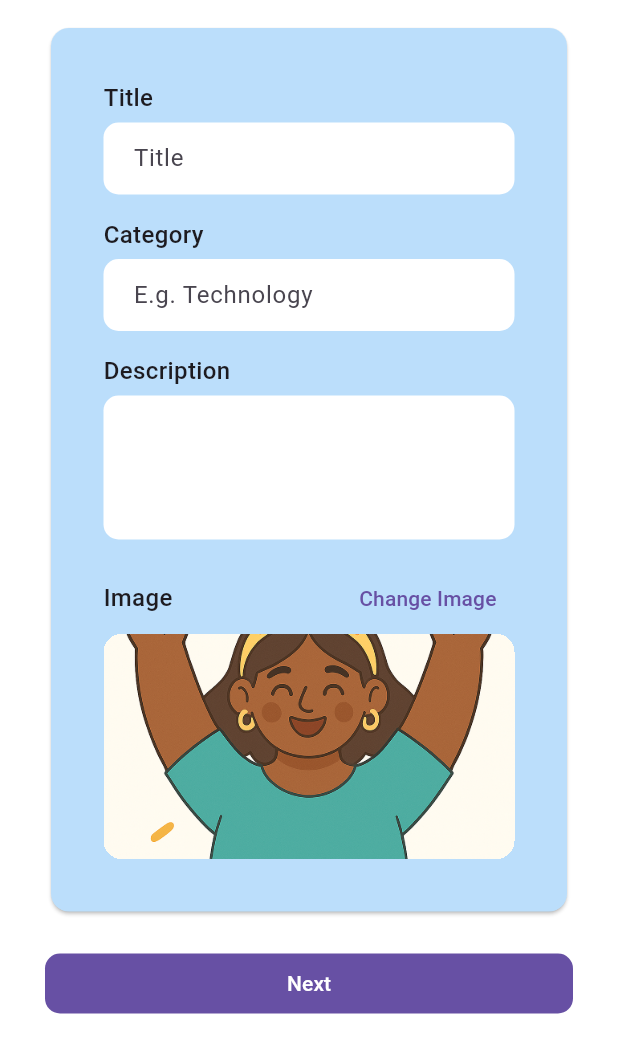
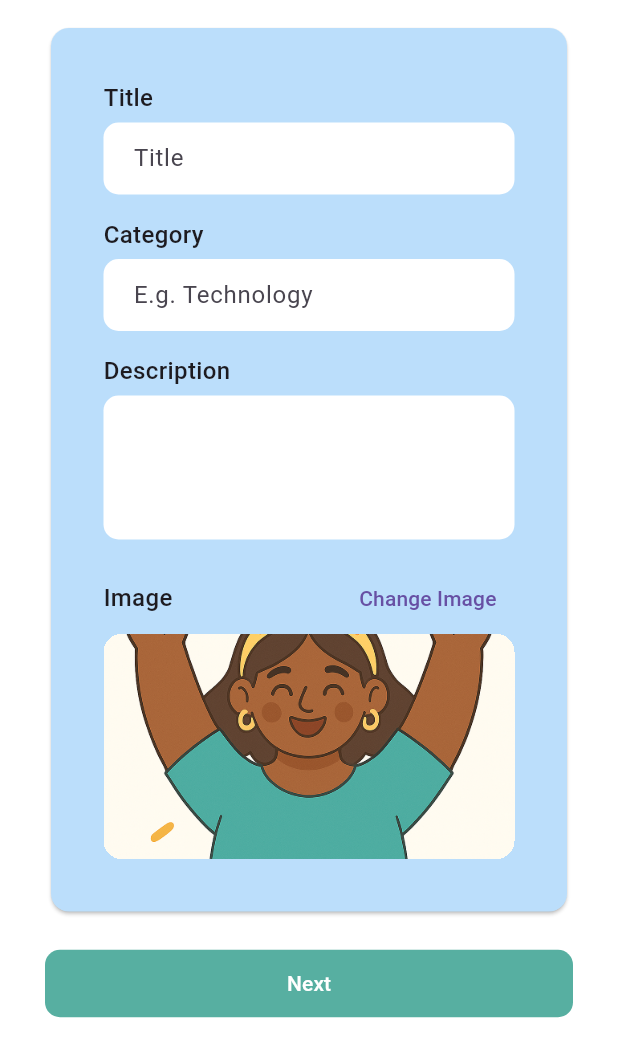
Before and after one commit to TaigaTi/Re-Source, a Flutter app: the NewResource screen opened directly, after a tap on "Next", on a phone screen of 412 x 824 dp, the part 173-1236 px from its top. Run offline on Flutter 3.47's test engine with Material 3 defaults, Android fonts, the phone set to English and light mode, and no system bars.

Commit message:
Updated confirmation button styles

```diff
--- a/lib/pages/edit_resource.dart
+++ b/lib/pages/edit_resource.dart
@@ -159,7 +159,8 @@ class EditResource extends StatelessWidget {
                           Column(
                             children: [
                               Row(
-                                mainAxisAlignment: MainAxisAlignment.spaceBetween,
+                                mainAxisAlignment:
+                                    MainAxisAlignment.spaceBetween,
                                 children: [
                                   Text(
                                     "Image",
@@ -207,11 +208,16 @@ class EditResource extends StatelessWidget {
                     ),
                   },
                   style: ButtonStyle(
-                    minimumSize: WidgetStateProperty.all(Size(double.infinity, 40)),
+                    minimumSize: WidgetStateProperty.all(
+                      Size(double.infinity, 45),
+                    ),
                     shape: WidgetStateProperty.all(
                       RoundedRectangleBorder(
                         borderRadius: BorderRadiusGeometry.circular(10),
                       ),
+                    ),
+                    backgroundColor: WidgetStateProperty.all(
+                      const Color.fromARGB(255, 87, 175, 161),
                     ),
                   ),
                   child: Text("Next"),
--- a/lib/pages/home.dart
+++ b/lib/pages/home.dart
@@ -216,12 +216,15 @@ class Home extends StatelessWidget {
                     },
                     style: ButtonStyle(
                       minimumSize: WidgetStateProperty.all(
-                        const Size(double.infinity, 40),
+                        const Size(double.infinity, 45),
                       ),
                       shape: WidgetStateProperty.all(
                         RoundedRectangleBorder(
                           borderRadius: BorderRadius.circular(10),
                         ),
+                      ),
+                      backgroundColor: WidgetStateProperty.all(
+                        const Color.fromARGB(255, 87, 175, 161),
                       ),
                     ),
                     child: const Text("Add Resource"),
--- a/lib/pages/library.dart
+++ b/lib/pages/library.dart
@@ -115,12 +115,15 @@ class Library extends StatelessWidget {
                     },
                     style: ButtonStyle(
                       minimumSize: WidgetStateProperty.all(
-                        const Size(double.infinity, 40),
+                        const Size(double.infinity, 45),
                       ),
                       shape: WidgetStateProperty.all(
                         RoundedRectangleBorder(
                           borderRadius: BorderRadius.circular(10),
                         ),
+                      ),
+                      backgroundColor: WidgetStateProperty.all(
+                        const Color.fromARGB(255, 87, 175, 161),
                       ),
                     ),
                     child: const Text("Add Resource"),
--- a/lib/pages/new_resource.dart
+++ b/lib/pages/new_resource.dart
@@ -20,7 +20,7 @@ class NewResource extends StatelessWidget {
             child: Column(
               children: [
                 BackTitle(title: "Add Resource"),
-                SizedBox(height: 15,),
+                SizedBox(height: 15),
                 Card(
                   color: Colors.blue.shade100,
                   child: SizedBox(
@@ -31,11 +31,15 @@ class NewResource extends StatelessWidget {
                         children: [
                           Container(
                             decoration: BoxDecoration(
-                              borderRadius: BorderRadius.all(Radius.circular(10)),
+                              borderRadius: BorderRadius.all(
+                                Radius.circular(10),
+                              ),
                             ),
                             clipBehavior: Clip.antiAlias,
                             child: Image(
-                              image: AssetImage("assets/images/resource-holding.png"),
+                              image: AssetImage(
+                                "assets/images/resource-holding.png",
+                              ),
                               width: double.infinity,
                             ),
                           ),
@@ -97,11 +101,16 @@ class NewResource extends StatelessWidget {
                     ),
                   },
                   style: ButtonStyle(
-                    minimumSize: WidgetStateProperty.all(Size(double.infinity, 40)),
+                    minimumSize: WidgetStateProperty.all(
+                      Size(double.infinity, 45),
+                    ),
                     shape: WidgetStateProperty.all(
                       RoundedRectangleBorder(
                         borderRadius: BorderRadiusGeometry.circular(10),
                       ),
+                    ),
+                    backgroundColor: WidgetStateProperty.all(
+                      const Color.fromARGB(255, 87, 175, 161),
                     ),
                   ),
                   child: Text("Next"),
```
